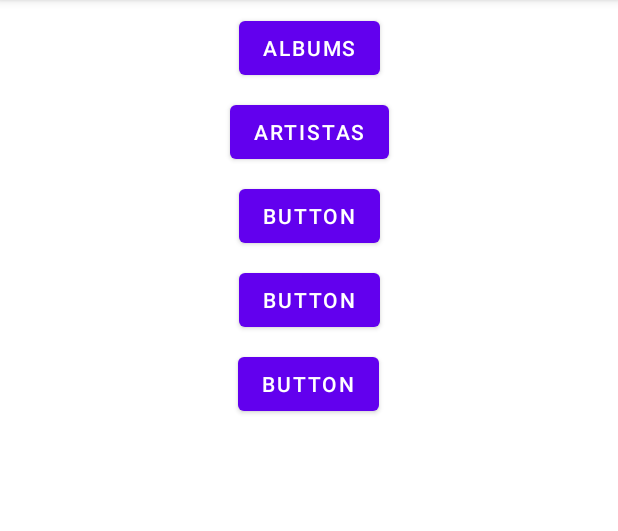
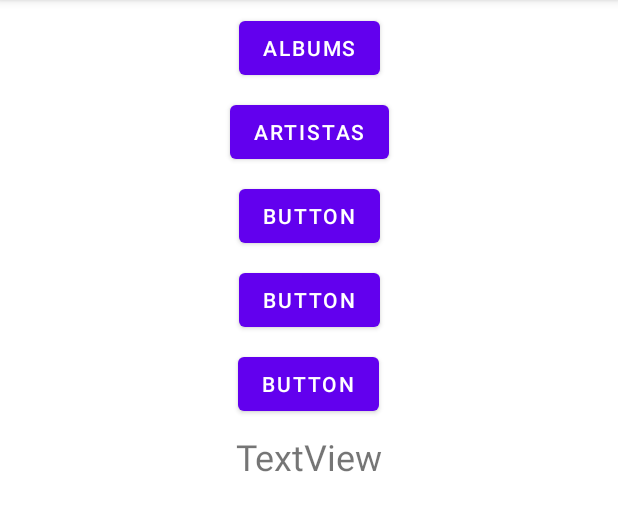
Before and after one commit to CaviedesGitHub/vivilosimg, an Android app: the screen it shows after launch (MainActivity), on a phone screen of 412 x 824 dp, the part 84-615 px from its top. Run offline under Robolectric (Android 15) with nearby library versions, the phone set to English and light mode, and no system bars; our stand-ins replace data binding, navigation-ui; pictures from the network do not load; 1 statement that could not run was skipped.

Commit message:
Verdadera Base

```diff
--- a/app/build.gradle
+++ b/app/build.gradle
@@ -63,4 +63,7 @@ dependencies {
     // Retrofit with Moshi Converter
     implementation 'com.squareup.retrofit2:converter-moshi:2.9.0'
 
+    // Coil
+    implementation "io.coil-kt:coil:1.1.1"
+
 }
--- /dev/null
+++ b/app/src/main/java/com/miso/vyns/BindingAdapters.kt
@@ -0,0 +1,42 @@
+package com.miso.vyns
+
+import android.util.Log
+import android.widget.ImageView
+import android.widget.TextView
+import androidx.core.net.toUri
+import androidx.databinding.BindingAdapter
+import androidx.recyclerview.widget.RecyclerView
+import coil.load
+import com.miso.vyns.adapters.AlbumItemAdapter
+import com.miso.vyns.model.VynsAlbum
+
+//@BindingAdapter("android:text")
+fun bindLong(txt: TextView, valor: String?) {
+    Log.d("ADAPTERS", "bindlong inicio")
+    valor?.let {
+        txt.text=valor.length.toString()
+    }
+}
+
+
+@BindingAdapter("app:loadImage")
+fun bindImage(imgView: ImageView, imgUrl: String?) {
+    Log.d("ADAPTERS", "bindImage inicio")
+    imgUrl?.let {
+        val imgUri = imgUrl.toUri().buildUpon().scheme("https").build()
+        imgView.load(imgUri) {
+            placeholder(R.drawable.loading_animation)
+            error(R.drawable.ic_broken_image)
+        }
+    }
+}
+
+@BindingAdapter("listData")
+fun bindRecyclerView(recyclerView: RecyclerView, data: List<VynsAlbum>?) {
+    Log.d("ADAPTERS", "bindLista inicio")
+    val adapter = recyclerView.adapter as AlbumItemAdapter
+    adapter.submitList(data)
+}
+
+class BindingAdapters {
+}
--- a/app/src/main/java/com/miso/vyns/VynsFragment.kt
+++ b/app/src/main/java/com/miso/vyns/VynsFragment.kt
@@ -6,6 +6,7 @@ import android.view.LayoutInflater
 import android.view.View
 import android.view.ViewGroup
 import androidx.databinding.DataBindingUtil
+import androidx.fragment.app.viewModels
 import androidx.navigation.findNavController
 import com.miso.vyns.databinding.FragmentVynsBinding
 
@@ -20,6 +21,7 @@ private const val ARG_PARAM2 = "param2"
  * create an instance of this fragment.
  */
 class VynsFragment : Fragment() {
+    private val viewModel: VynsViewModel by viewModels()
     private lateinit var binding: FragmentVynsBinding
     // TODO: Rename and change types of parameters
     private var param1: String? = null
@@ -38,7 +40,9 @@ class VynsFragment : Fragment() {
         savedInstanceState: Bundle?
     ): View? {
         // Inflate the layout for this fragment
-        binding = DataBindingUtil.inflate(inflater, R.layout.fragment_vyns, container, false)
+        //binding = DataBindingUtil.inflate(inflater, R.layout.fragment_vyns, container, false)
+        binding = FragmentVynsBinding.inflate(inflater)
+        binding.viewModel = viewModel
         return binding.root
     }
 
@@ -52,6 +56,9 @@ class VynsFragment : Fragment() {
         binding.btnArtistas.setOnClickListener {
             val action = VynsFragmentDirections.actionVynsFragmentToArtistaListFragment()
             view.findNavController().navigate(action)
+        }
+        binding.button5.setOnClickListener {
+            viewModel.calculaLongitud(binding.txtPalabra.text.toString())
         }
     }
 
--- a/app/src/main/java/com/miso/vyns/VynsViewModel.kt
+++ b/app/src/main/java/com/miso/vyns/VynsViewModel.kt
@@ -18,6 +18,12 @@ class VynsViewModel: ViewModel() {
     private val _album = MutableLiveData<VynsAlbum>()
     val album: LiveData<VynsAlbum> = _album
 
+    private val _palabra = MutableLiveData<String>()
+    val palabra: LiveData<String> = _palabra
+
+    private val _miUrl = MutableLiveData<String>()
+    val miUrl: LiveData<String> = _miUrl
+
     init {
         getVynsAlbums()
     }
@@ -36,4 +42,9 @@ class VynsViewModel: ViewModel() {
 
         }
     }
+
+    fun calculaLongitud(pal: String){
+        _palabra.value=pal
+        _miUrl.value="https://d7lju56vlbdri.cloudfront.net/var/ezwebin_site/storage/images/_aliases/img_1col/noticias/solar-orbiter-toma-imagenes-del-sol-como-nunca-antes/9437612-1-esl-MX/Solar-Orbiter-toma-imagenes-del-Sol-como-nunca-antes.jpg"
+    }
 }
--- /dev/null
+++ b/app/src/main/res/drawable/ic_broken_image.xml
@@ -0,0 +1,26 @@
+<!--
+  ~ Copyright (C) 2021 The Android Open Source Project.
+  ~
+  ~ Licensed under the Apache License, Version 2.0 (the "License");
+  ~ you may not use this file except in compliance with the License.
+  ~ You may obtain a copy of the License at
+  ~
+  ~     http://www.apache.org/licenses/LICENSE-2.0
+  ~
+  ~ Unless required by applicable law or agreed to in writing, software
+  ~ distributed under the License is distributed on an "AS IS" BASIS,
+  ~ WITHOUT WARRANTIES OR CONDITIONS OF ANY KIND, either express or implied.
+  ~ See the License for the specific language governing permissions and
+  ~ limitations under the License.
+  -->
+
+<vector xmlns:android="http://schemas.android.com/apk/res/android"
+    android:width="24dp"
+    android:height="24dp"
+    android:tint="#A9A9AC"
+    android:viewportWidth="24.0"
+    android:viewportHeight="24.0">
+    <path
+        android:fillColor="#FF000000"
+        android:pathData="M21,5v6.59l-3,-3.01 -4,4.01 -4,-4 -4,4 -3,-3.01L3,5c0,-1.1 0.9,-2 2,-2h14c1.1,0 2,0.9 2,2zM18,11.42l3,3.01L21,19c0,1.1 -0.9,2 -2,2L5,21c-1.1,0 -2,-0.9 -2,-2v-6.58l3,2.99 4,-4 4,4 4,-3.99z" />
+</vector>
--- /dev/null
+++ b/app/src/main/res/drawable/loading_animation.xml
@@ -0,0 +1,22 @@
+<?xml version="1.0" encoding="utf-8"?>
+
+<!--
+  ~ Copyright (C) 2021 The Android Open Source Project.
+  ~
+  ~ Licensed under the Apache License, Version 2.0 (the "License");
+  ~ you may not use this file except in compliance with the License.
+  ~ You may obtain a copy of the License at
+  ~
+  ~     http://www.apache.org/licenses/LICENSE-2.0
+  ~
+  ~ Unless required by applicable law or agreed to in writing, software
+  ~ distributed under the License is distributed on an "AS IS" BASIS,
+  ~ WITHOUT WARRANTIES OR CONDITIONS OF ANY KIND, either express or implied.
+  ~ See the License for the specific language governing permissions and
+  ~ limitations under the License.
+  -->
+
+<animated-rotate xmlns:android="http://schemas.android.com/apk/res/android"
+    android:drawable="@drawable/loading_img"
+    android:pivotX="50%"
+    android:pivotY="50%" />
--- /dev/null
+++ b/app/src/main/res/drawable/loading_img.xml
@@ -0,0 +1,56 @@
+<?xml version="1.0" encoding="utf-8"?>
+<!--
+  ~ Copyright (C) 2021 The Android Open Source Project.
+  ~
+  ~ Licensed under the Apache License, Version 2.0 (the "License");
+  ~ you may not use this file except in compliance with the License.
+  ~ You may obtain a copy of the License at
+  ~
+  ~     http://www.apache.org/licenses/LICENSE-2.0
+  ~
+  ~ Unless required by applicable law or agreed to in writing, software
+  ~ distributed under the License is distributed on an "AS IS" BASIS,
+  ~ WITHOUT WARRANTIES OR CONDITIONS OF ANY KIND, either express or implied.
+  ~ See the License for the specific language governing permissions and
+  ~ limitations under the License.
+  -->
+
+<vector android:height="24dp" android:viewportHeight="72"
+    android:viewportWidth="72" android:width="24dp" xmlns:android="http://schemas.android.com/apk/res/android">
+    <path android:fillColor="#cccccf"
+        android:pathData="M36.06,28.92L36.06,32.18"
+        android:strokeColor="#e7e7e7" android:strokeLineCap="round" android:strokeWidth="1"/>
+    <path android:fillColor="#c8c8cc"
+        android:pathData="M39.45,29.88L37.82,32.71"
+        android:strokeColor="#cacaca" android:strokeLineCap="round" android:strokeWidth="1"/>
+    <path android:fillColor="#bbbbbe"
+        android:pathData="M42.12,32.32L39.3,33.95"
+        android:strokeColor="#cdcdcd" android:strokeLineCap="round" android:strokeWidth="1"/>
+    <path android:fillColor="#b2b2b7"
+        android:pathData="M39.8,35.98L43.06,35.98"
+        android:strokeColor="#cbcbcb" android:strokeLineCap="round" android:strokeWidth="1"/>
+    <path android:fillColor="#d0d0d4"
+        android:pathData="M32.77,29.99L34.4,32.81"
+        android:strokeColor="#ededed" android:strokeLineCap="round" android:strokeWidth="1"/>
+    <path android:fillColor="#949497"
+        android:pathData="M30.1,32.42L32.92,34.05"
+        android:strokeColor="#525252" android:strokeLineCap="round" android:strokeWidth="1"/>
+    <path android:fillColor="#97979b"
+        android:pathData="M32.42,35.98L29.16,35.98"
+        android:strokeColor="#6e6e6e" android:strokeLineCap="round" android:strokeWidth="1"/>
+    <path android:fillColor="#a8a8ac"
+        android:pathData="M36.06,43.08L36.06,39.82"
+        android:strokeColor="#a0a0a0" android:strokeLineCap="round" android:strokeWidth="1"/>
+    <path android:fillColor="#cacaca"
+        android:pathData="M39.7,41.99L38.07,39.16"
+        android:strokeColor="#cacaca" android:strokeLineCap="round" android:strokeWidth="1"/>
+    <path android:fillColor="#b6b6ba"
+        android:pathData="M42.19,39.4L39.37,37.77"
+        android:strokeColor="#ccc" android:strokeLineCap="round" android:strokeWidth="1"/>
+    <path android:fillColor="#a1a1a5"
+        android:pathData="M32.46,41.98L34.09,39.16"
+        android:strokeColor="#909090" android:strokeLineCap="round" android:strokeWidth="1"/>
+    <path android:fillColor="#9d9da0"
+        android:pathData="M29.85,39.4L32.67,37.77"
+        android:strokeColor="#7a7a7a" android:strokeLineCap="round" android:strokeWidth="1"/>
+</vector>
--- a/app/src/main/res/layout/fragment_album_list.xml
+++ b/app/src/main/res/layout/fragment_album_list.xml
@@ -22,10 +22,11 @@
 
 
         <androidx.recyclerview.widget.RecyclerView
-            android:id="@+id/recycler_view"
+            android:id="@+id/recyclervyns"
             android:layout_width="match_parent"
             android:layout_height="match_parent"
             android:scrollbars="vertical"
+            app:listData="@{viewModel.lstAlbums}"
             app:layoutManager="LinearLayoutManager" />
     </FrameLayout>
 </layout>
--- a/app/src/main/res/layout/fragment_vyns.xml
+++ b/app/src/main/res/layout/fragment_vyns.xml
@@ -4,7 +4,9 @@
     xmlns:tools="http://schemas.android.com/tools">
 
     <data>
-
+        <variable
+            name="viewModel"
+            type="com.miso.vyns.VynsViewModel" />
     </data>
 
     <androidx.constraintlayout.widget.ConstraintLayout
@@ -64,5 +66,38 @@
             app:layout_constraintHorizontal_bias="0.498"
             app:layout_constraintStart_toStartOf="parent"
             app:layout_constraintTop_toBottomOf="@+id/button4" />
+
+        <TextView
+            android:id="@+id/txtPalabra"
+            android:layout_width="wrap_content"
+            android:layout_height="wrap_content"
+            android:layout_marginTop="8dp"
+            android:text="TextView"
+            android:textSize="24sp"
+            app:layout_constraintEnd_toEndOf="parent"
+            app:layout_constraintStart_toStartOf="parent"
+            app:layout_constraintTop_toBottomOf="@+id/button5" />
+
+        <TextView
+            android:id="@+id/txtLongitud"
+            android:layout_width="wrap_content"
+            android:layout_height="wrap_content"
+            android:layout_marginTop="8dp"
+            android:text="@{viewModel.palabra}"
+            android:textSize="24sp"
+            app:layout_constraintEnd_toEndOf="parent"
+            app:layout_constraintStart_toStartOf="parent"
+            app:layout_constraintTop_toBottomOf="@+id/txtPalabra" />
+
+        <ImageView
+            android:id="@+id/imageView"
+            android:layout_width="wrap_content"
+            android:layout_height="wrap_content"
+            android:layout_marginTop="8dp"
+            app:loadImage="@{viewModel.miUrl}"
+            app:layout_constraintEnd_toEndOf="parent"
+            app:layout_constraintStart_toStartOf="parent"
+            app:layout_constraintTop_toBottomOf="@+id/txtLongitud"
+            tools:srcCompat="@tools:sample/avatars" />
     </androidx.constraintlayout.widget.ConstraintLayout>
 </layout>
```
Also changed, not shown: app/src/main/java/com/miso/vyns/AlbumListFragment.kt (+9 -4 lines), app/src/main/java/com/miso/vyns/adapters/AlbumItemAdapter.kt (+42 -27 lines), app/src/main/res/layout/album_item.xml (+34 -9 lines).
